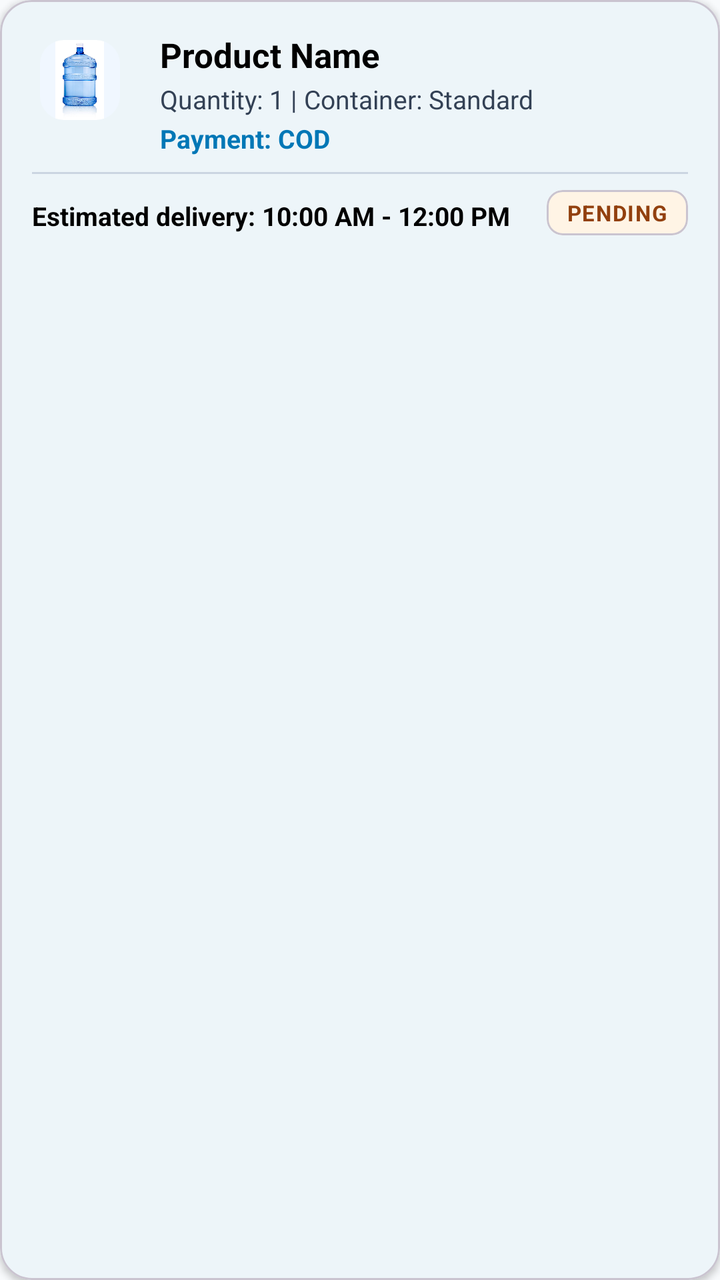
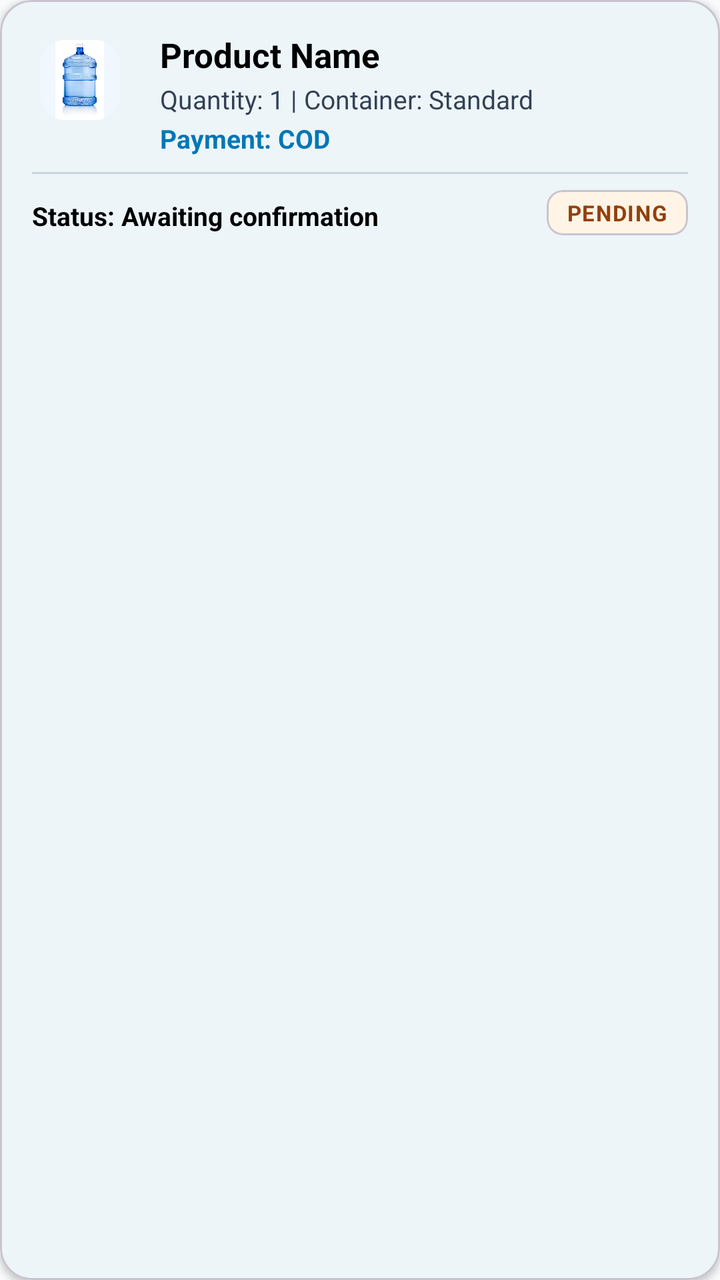

Compare the two renders of this Android layout. The source of the first and the diff that turns it into the second are given below.
<!-- AndroidManifest.xml: application theme Theme.BeAqua -->
<!-- res/layout/item_pending_order.xml -->
<?xml version="1.0" encoding="utf-8"?>
<com.google.android.material.card.MaterialCardView xmlns:android="http://schemas.android.com/apk/res/android"
    xmlns:app="http://schemas.android.com/apk/res-auto"
    android:layout_width="match_parent"
    android:layout_height="wrap_content"
    android:layout_marginHorizontal="16dp"
    android:layout_marginVertical="8dp"
    app:cardCornerRadius="16dp"
    app:cardElevation="2dp"
    app:cardBackgroundColor="@color/white">

    <androidx.constraintlayout.widget.ConstraintLayout
        android:layout_width="match_parent"
        android:layout_height="wrap_content"
        android:padding="16dp">

        <com.google.android.material.imageview.ShapeableImageView
            android:id="@+id/ivPendingIcon"
            android:layout_width="48dp"
            android:layout_height="48dp"
            android:background="#F0F7FF"
            android:contentDescription="Container image"
            android:padding="4dp"
            android:scaleType="centerInside"
            android:src="@drawable/ic_placeholder"
            app:layout_constraintStart_toStartOf="parent"
            app:layout_constraintTop_toTopOf="parent"
            app:shapeAppearanceOverlay="@style/ShapeAppearance.Material3.Corner.Medium" />

        <TextView
            android:id="@+id/tvPendingProductName"
            android:layout_width="0dp"
            android:layout_height="wrap_content"
            android:layout_marginStart="16dp"
            android:text="Product Name"
            android:textColor="@color/text_primary"
            android:textSize="17sp"
            android:textStyle="bold"
            app:layout_constraintEnd_toEndOf="parent"
            app:layout_constraintStart_toEndOf="@+id/ivPendingIcon"
            app:layout_constraintTop_toTopOf="@+id/ivPendingIcon" />

        <TextView
            android:id="@+id/tvPendingDetails"
            android:layout_width="0dp"
            android:layout_height="wrap_content"
            android:layout_marginTop="2dp"
            android:text="Quantity: 1 | Container: Standard"
            android:textColor="@color/text_secondary"
            android:textSize="13sp"
            app:layout_constraintEnd_toEndOf="parent"
            app:layout_constraintStart_toStartOf="@+id/tvPendingProductName"
            app:layout_constraintTop_toBottomOf="@+id/tvPendingProductName" />

        <TextView
            android:id="@+id/tvPendingPaymentMethod"
            android:layout_width="0dp"
            android:layout_height="wrap_content"
            android:layout_marginTop="2dp"
            android:text="Payment: COD"
            android:textColor="@color/primary"
            android:textSize="13sp"
            android:textStyle="bold"
            app:layout_constraintEnd_toEndOf="parent"
            app:layout_constraintStart_toStartOf="@+id/tvPendingProductName"
            app:layout_constraintTop_toBottomOf="@+id/tvPendingDetails" />

        <com.google.android.material.button.MaterialButton
            android:id="@+id/btnPrintReceiptPending"
            style="@style/Widget.MaterialComponents.Button.TextButton"
            android:layout_width="wrap_content"
            android:layout_height="wrap_content"
            android:text="Print Receipt"
            android:textSize="12sp"
            android:textColor="@color/secondary"
            android:visibility="gone"
            app:icon="@drawable/ic_history"
            app:iconSize="16dp"
            app:iconTint="@color/secondary"
            app:layout_constraintEnd_toEndOf="parent"
            app:layout_constraintTop_toBottomOf="@+id/tvPendingPaymentMethod" />

        <View
            android:id="@+id/pendingItemDivider"
            android:layout_width="match_parent"
            android:layout_height="1dp"
            android:layout_marginTop="8dp"
            android:background="@color/divider"
            app:layout_constraintTop_toBottomOf="@id/btnPrintReceiptPending"/>

        <TextView
            android:id="@+id/tvPendingSlot"
            android:layout_width="0dp"
            android:layout_height="wrap_content"
            android:layout_marginTop="12dp"
            android:text="Estimated delivery: 10:00 AM - 12:00 PM"
            android:textColor="@color/text_primary"
            android:textSize="13sp"
            android:textStyle="bold"
            app:layout_constraintEnd_toStartOf="@+id/cvStatusBadge"
            app:layout_constraintStart_toStartOf="parent"
            app:layout_constraintTop_toBottomOf="@id/pendingItemDivider" />

        <com.google.android.material.card.MaterialCardView
            android:id="@+id/cvStatusBadge"
            android:layout_width="wrap_content"
            android:layout_height="wrap_content"
            app:cardCornerRadius="8dp"
            app:cardElevation="0dp"
            app:cardBackgroundColor="#FFF4E5"
            app:layout_constraintBottom_toBottomOf="parent"
            app:layout_constraintEnd_toEndOf="parent"
            app:layout_constraintTop_toBottomOf="@id/pendingItemDivider"
            android:layout_marginTop="8dp">
            <TextView
                android:id="@+id/tvStatusBadge"
                android:layout_width="wrap_content"
                android:layout_height="wrap_content"
                android:paddingHorizontal="10dp"
                android:paddingVertical="4dp"
                android:text="PENDING"
                android:textColor="@color/warning"
                android:textSize="11sp"
                android:textStyle="bold"
                android:letterSpacing="0.05"/>
        </com.google.android.material.card.MaterialCardView>

    </androidx.constraintlayout.widget.ConstraintLayout>

</com.google.android.material.card.MaterialCardView>
<!-- resources referenced by this layout -->
<resources>
  <color name="divider">#CBD5E1</color>
  <color name="primary">#0077B6</color>
  <color name="secondary">#0096C7</color>
  <color name="text_primary">#000000</color>
  <color name="text_secondary">#334155</color>
  <color name="warning">#92400E</color>
  <color name="white">#FFFFFF</color>
  <!-- drawable ic_history (drawable) -->
  <vector xmlns:android="http://schemas.android.com/apk/res/android"
      android:width="24dp"
      android:height="24dp"
      android:viewportWidth="24"
      android:viewportHeight="24">
      <path
          android:fillColor="#FF000000"
          android:pathData="M13,3c-4.97,0 -9,4.03 -9,9L1,12l3.89,3.89 0.07,0.14L9,12L6,12c0,-3.87 3.13,-7 7,-7s7,3.13 7,7 -3.13,7 -7,7c-1.93,0 -3.68,-0.79 -4.94,-2.06l-1.42,1.42C8.27,19.99 10.51,21 13,21c4.97,0 9,-4.03 9,-9s-4.03,-9 -9,-9zM12,8v5l4.28,2.54 0.72,-1.21 -3.5,-2.08L13.5,8L12,8z"/>
  </vector>
  <style name="Theme.BeAqua" parent="Base.Theme.BeAqua" />
  <color name="accent">#48CAE4</color>
  <color name="background">#F8FAFC</color>
  <color name="gray_light">#F1F5F9</color>
  <color name="text_hint">#64748B</color>
  <style name="AppButton" parent="Widget.Material3.Button">
          <item name="android:insetTop">0dp</item>
          <item name="android:insetBottom">0dp</item>
          <item name="android:textAllCaps">false</item>
          <item name="android:letterSpacing">0.02</item>
          <item name="android:paddingVertical">12dp</item>
          <item name="cornerRadius">12dp</item>
          <item name="backgroundTint">@color/primary</item>
          <item name="android:textColor">@color/white</item>
      </style>
  <style name="AppTextInputLayout" parent="Widget.Material3.TextInputLayout.OutlinedBox">
          <item name="boxCornerRadiusTopStart">12dp</item>
          <item name="boxCornerRadiusTopEnd">12dp</item>
          <item name="boxCornerRadiusBottomStart">12dp</item>
          <item name="boxCornerRadiusBottomEnd">12dp</item>
          <item name="boxStrokeColor">@color/primary</item>
          <item name="hintTextColor">@color/text_secondary</item>
          <item name="android:textColorHint">@color/text_hint</item>
          <item name="boxBackgroundColor">@color/white</item>
      </style>
  <!-- unchanged entries left out for length: 2 -->
</resources>

<!-- the commit's change to res/layout/item_pending_order.xml (unified diff, before → after) -->
@@ -93,7 +93,7 @@
             android:layout_width="0dp"
             android:layout_height="wrap_content"
             android:layout_marginTop="12dp"
-            android:text="Estimated delivery: 10:00 AM - 12:00 PM"
+            android:text="Status: Awaiting confirmation"
             android:textColor="@color/text_primary"
             android:textSize="13sp"
             android:textStyle="bold"
<!-- resource entries referenced after the edit -->
@@ -27,7 +27,8 @@
           <item name="android:insetBottom">0dp</item>
           <item name="android:textAllCaps">false</item>
           <item name="android:letterSpacing">0.02</item>
-          <item name="android:paddingVertical">12dp</item>
+          <item name="android:paddingTop">12dp</item>
+          <item name="android:paddingBottom">12dp</item>
           <item name="cornerRadius">12dp</item>
           <item name="backgroundTint">@color/primary</item>
           <item name="android:textColor">@color/white</item>
